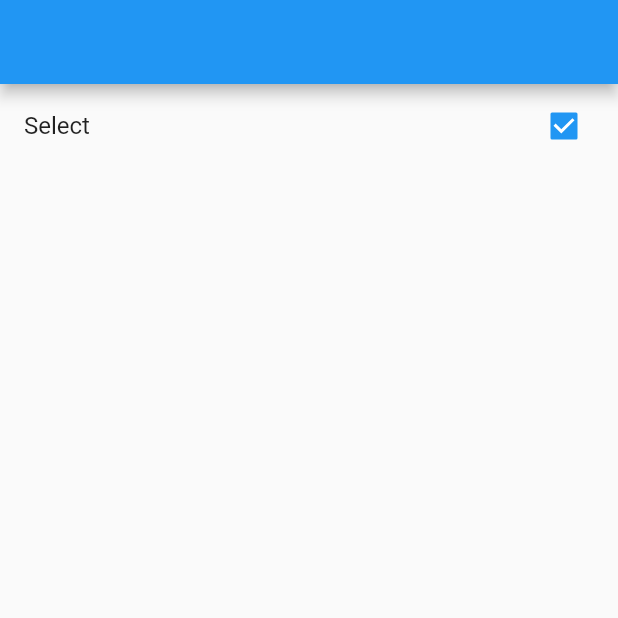
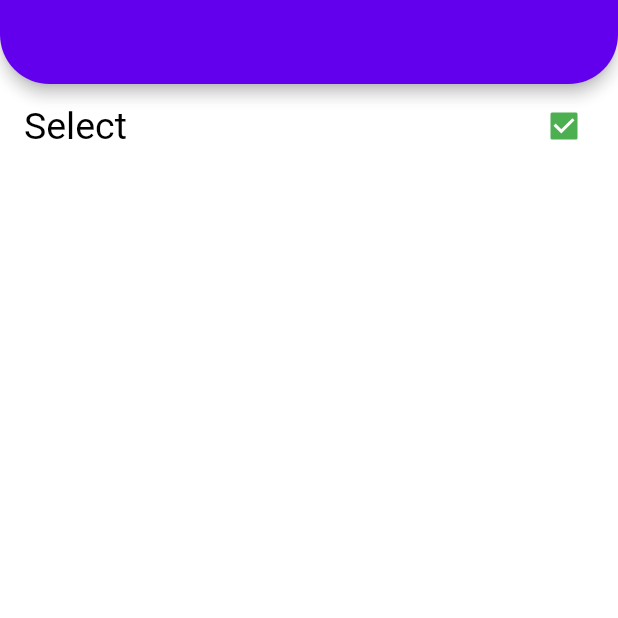
Before and after one commit to fztbso/flutter_full_learn, a Flutter app: the screen it shows after launch, on a phone screen of 412 x 824 dp, the top half of it. Run offline on Flutter 3.47's test engine with Material 2 defaults, Android fonts, the phone set to English and light mode, and no system bars; our stand-ins replace dio, flutter_spinkit.

Commit message:
theme learn view with Veli Bacik

```diff
--- /dev/null
+++ b/lib/202/theme/light_theme.dart
@@ -0,0 +1,45 @@
+import 'package:flutter/material.dart';
+
+class LightTheme{
+
+  final _lightColor = _LightColor();
+
+  late ThemeData theme;
+
+  LightTheme(){
+    theme = ThemeData(
+
+      appBarTheme: AppBarTheme(
+        shape: RoundedRectangleBorder(
+          borderRadius: BorderRadius.vertical(bottom: Radius.circular(33))
+        )
+      ),
+
+    scaffoldBackgroundColor: Colors.white.withOpacity(0.9),
+
+    floatingActionButtonTheme: FloatingActionButtonThemeData(
+    backgroundColor: Colors.lightGreenAccent),
+
+    colorScheme: ColorScheme.light(),
+
+    buttonTheme: ButtonThemeData(
+      colorScheme: ColorScheme.light(
+        onPrimary: Colors.purpleAccent, onSecondary: _lightColor.blueMenia
+      )
+    ),
+
+    checkboxTheme: CheckboxThemeData(
+      side: BorderSide(color: Colors.black),
+      fillColor: MaterialStateProperty.all(Colors.green),
+    ),
+
+    textTheme: ThemeData.light().textTheme.copyWith(
+    subtitle1: TextStyle(fontSize: 25, color: Colors.black)
+    ),);
+  }
+}
+
+class _LightColor {
+  final Color _textColor = Color.fromARGB(255, 27, 25, 25);
+  final Color blueMenia = Color.fromARGB(95, 188, 248, 1);
+}
--- a/lib/202/theme_learn_view.dart
+++ b/lib/202/theme_learn_view.dart
@@ -2,6 +2,7 @@ import 'package:flutter/material.dart';
 
 class ThemeLearnView extends StatefulWidget {
   const ThemeLearnView({Key? key}) : super(key: key);
+
 
   @override
   State<ThemeLearnView> createState() => _ThemeLearnViewState();
```
